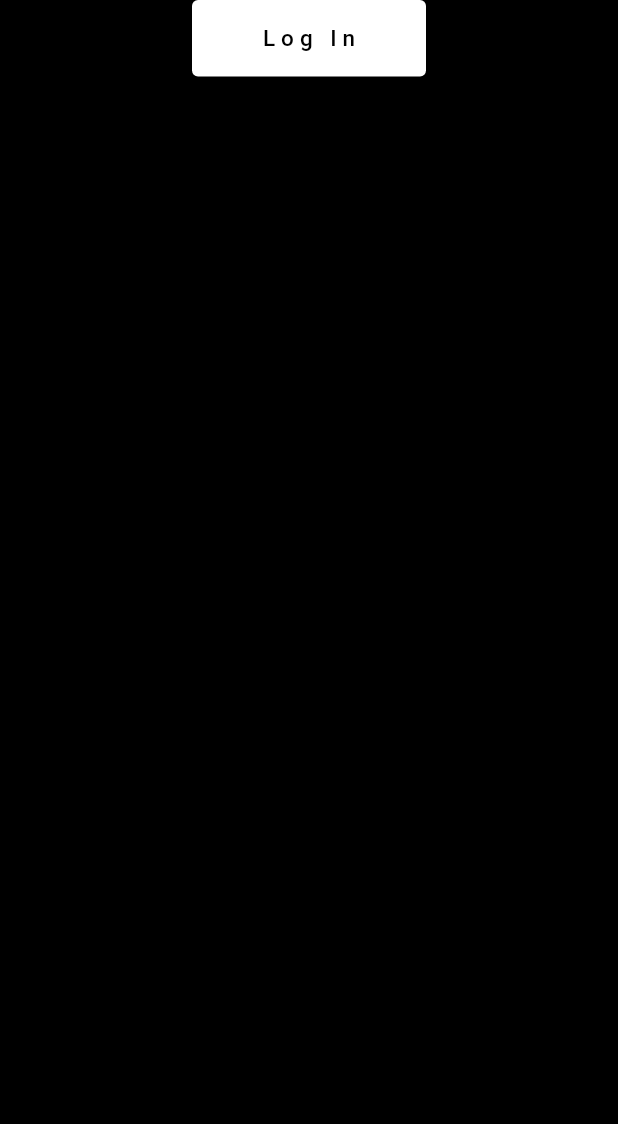
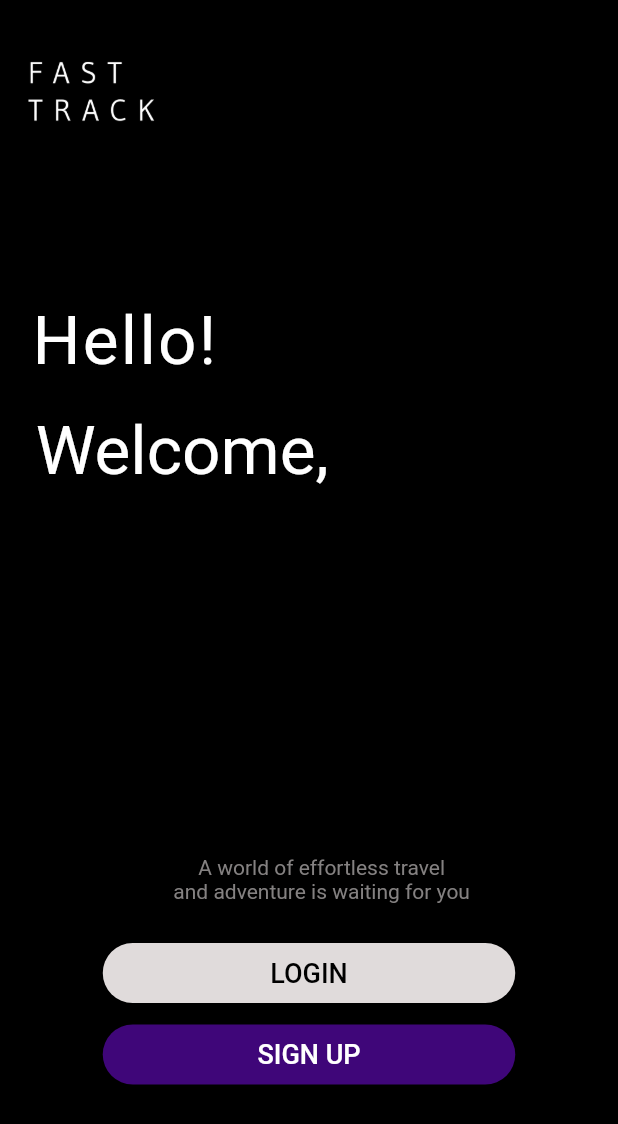
Before and after one commit to HR6002/fast_track, a Flutter app: the screen it shows after launch, on a phone screen of 412 x 824 dp. Shown: the top 1124 px of the screen. Run offline on Flutter 3.47's test engine with Material 2 defaults, Android fonts, the phone set to English and light mode, and no system bars; Roboto replaces fonts that are missing (Mukta, Readex Pro).

Commit message:
App loadUp Complete
App loads up ok with a cool animation

```diff
--- a/lib/main.dart
+++ b/lib/main.dart
@@ -1,10 +1,242 @@
 import 'package:flutter/material.dart';
+import 'dart:async';
+
+
 
 
 main(){ runApp(const MaterialApp(
 title: "Fats Track",
 home: Login(),
 ));}
+
+
+class  Welcome extends StatelessWidget {
+  const Welcome({super.key});
+
+  @override
+  Widget build(BuildContext context) {
+    return Container();
+  }
+}
+
+
+
+class MyApp extends StatelessWidget {
+  const MyApp({super.key});
+
+  @override
+  Widget build(BuildContext context) {
+    return Container();
+  }
+}
+
+
+
+
+
+
+class Welcome_Screen extends StatefulWidget {
+  @override
+  _Welcome_ScreenState createState() => _Welcome_ScreenState();
+}
+
+class _Welcome_ScreenState extends State<Welcome_Screen> {
+  int _start = 4;
+
+  void startTimer() {
+    const oneSec = const Duration(seconds: 1);
+    Timer.periodic(
+      oneSec,
+      (Timer timer) => setState(
+        () {
+          if (_start < 1) {
+            timer.cancel();
+          } else {
+            _start = _start - 1;
+          }
+        },
+      ),
+    );
+  }
+
+  @override
+  void initState() {
+    startTimer();
+    super.initState();
+  }
+
+  @override
+  Widget build(BuildContext context) {
+    var Login_signUp_Screen= Stack(
+            children: [
+
+
+              Align(
+
+                alignment: AlignmentDirectional(0.00, 0.61),
+                child: TextButton(
+                  onPressed: () {
+                    print('Button pressed ...');
+                  },
+                  child: Text('LOGIN', style: TextStyle(
+                          fontFamily: 'Mukta',
+                          fontSize: 18,
+                          fontWeight: FontWeight.w500,
+                          color: Colors.black
+                        ),),
+                  style: TextButton.styleFrom(
+                    minimumSize: Size(275, 40),
+                    backgroundColor: Color(0xFFE0DBDB),
+                    shape: RoundedRectangleBorder(borderRadius: BorderRadius.circular(20)
+                    ),
+
+
+                ),
+              ),),
+
+
+              Align(
+                alignment: AlignmentDirectional(0.00, 0.75),
+                child: TextButton(
+                  onPressed: () {
+                    print('Button pressed ...');
+                  },
+                  child: Text('SIGN UP', style: TextStyle(
+                          fontFamily: 'Mukta',
+                          fontSize: 18,
+                          fontWeight: FontWeight.w500,
+                          color: Colors.white
+                        ),),
+                  style: TextButton.styleFrom(
+                    minimumSize: Size(275, 40),
+                    backgroundColor: Color(0xFF3F0679),
+                    shape: RoundedRectangleBorder(borderRadius: BorderRadius.circular(20)
+                    ),)),),
+
+
+             Align(
+                alignment: AlignmentDirectional(-1.30, -1.04),
+                child: ClipRRect(
+                  borderRadius: BorderRadius.circular(8),
+                  child: Image.asset(
+                    'Assets/images/Logo.png',
+                    width: 200,
+                    fit: BoxFit.cover,
+                  ),),),
+
+
+              Align(
+                alignment: AlignmentDirectional(-0.85, -0.48),
+                child: Text(
+                  'Hello!',
+                  textAlign: TextAlign.center,
+                  style: TextStyle(
+                        fontFamily: 'Readex Pro',
+                        color: Colors.white,
+                        fontSize: 45,
+                        letterSpacing: 1.5,
+                      ),),),
+
+              Align(
+                alignment: AlignmentDirectional(-0.78, -0.29),
+                child: Text(
+                  'Welcome,',
+                  style: TextStyle(
+                        fontFamily: 'Readex Pro',
+                        color: Colors.white,
+                        fontSize: 45,
+                      ),),),
+
+              Align(
+                alignment: AlignmentDirectional(0.08, 0.44),
+                child: Text(
+                  'A world of effortless travel \nand adventure is waiting for you ',
+                  textAlign: TextAlign.center,
+                  style: TextStyle(
+                        fontFamily: 'Readex Pro',
+                        color: Color(0xFF848181),
+                      ),),),
+            ],
+          );
+
+    var MainLogo =Image.asset('Assets/images/Logo_animated.gif', height: 440, fit: BoxFit.cover,);
+    return Scaffold(
+      backgroundColor: Colors.black,
+      body: Center(
+        child: Stack(
+
+          children: <Widget>[
+
+
+
+            Visibility(
+              child: MainLogo,
+             visible: _start > 1 && _start <= 4 ? true : false,
+            ),
+
+
+
+
+            Visibility(
+              child: Login_signUp_Screen,
+              visible: _start == 0 ? true : false,
+            ),
+
+
+
+
+          ],
+        ),
+      ),
+    );
+  }
+}
+
+
+
+
+
+
+
+
+
+
+
+
+
+
+
+
+
+
+
+
+
+
+
+
+
+
+
+
+
+
+
+
+
+
+
+
+
+
+
+
+
+
+
+
+
+
 
 class Login extends StatelessWidget {
   const Login({super.key});
@@ -13,20 +245,21 @@ class Login extends StatelessWidget {
 
 
   Widget build(BuildContext context) {
-
-    var MainLogo =Image.asset('Assets/images/Untitled-2.png');
+    var hello=  Text("HELLO");
+    var MainLogo =Image.asset('Assets/images/Logo_animated.gif');
     var Login    = TextButton(onPressed: null, child:  Container( alignment: Alignment.center, child: Text("Log In", style: TextStyle(color: Colors.black, fontSize: 15, letterSpacing: 4), ),width: 140, height: 35,), style: TextButton.styleFrom(backgroundColor: Colors.white), );
-    var Sign_Up  =const OutlinedButton(onPressed: null, child: Text("Sign Up",),);
+    var Sign_Up  = OutlinedButton(onPressed: null, child: Text("Sign Up",),);
 
     var Button_Column=  Column(children: [Login, Sign_Up] ,);
 
+
+
+
     return  MaterialApp(
-    home: Scaffold(
-    backgroundColor: Colors.black,
-    body: Center(child:  Container(child: Button_Column),),
+    home: Welcome_Screen()
 
 
 
 
 
-    ));}}
+    );}}
```
Also changed, not shown: pubspec.yaml (+30 -75 lines), Assets/images/Logo.png (renamed from Assets/images/Untitled-2.png), Assets/images/Logo_animated.gif (added), pubspec.lock, 6 other files.
